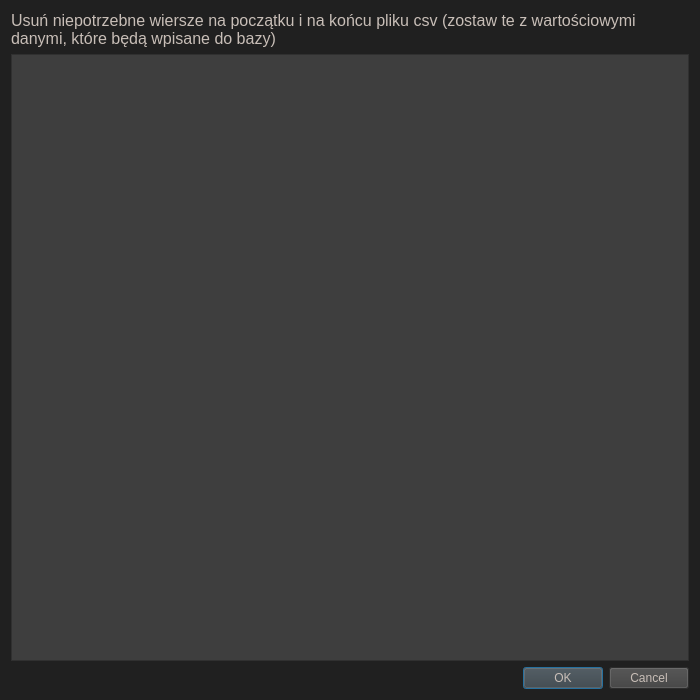
Above: ui/modify_csv.ui from zuzmej/Wydatkoinator before the change. Below: the same form after it.
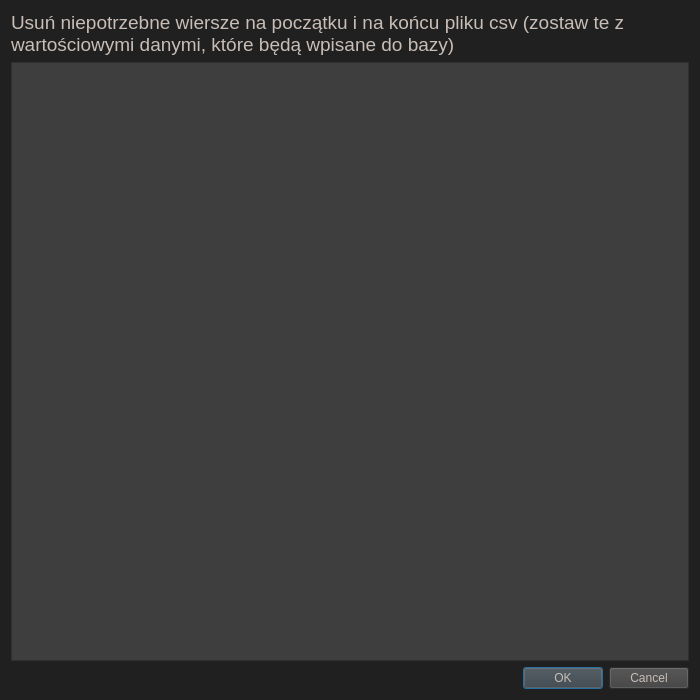
That is the form after the change.

Commit message: dodanie walidatorow w choose_columns; poprawienie ui w modify_csv

What changed in the file:
```diff
--- a/ui/modify_csv.ui
+++ b/ui/modify_csv.ui
@@ -23,6 +23,10 @@
 	background-color: #3e3e3e
 }
 
+QScrollBar {
+	background-color: #3e3e3e
+}
+
 QDialogButtonBox QPushButton {
 	background-color: #3e3e3e;
 	color: #c8beb7
@@ -33,7 +37,7 @@
     <widget class="QLabel" name="label">
      <property name="font">
       <font>
-       <pointsize>12</pointsize>
+       <pointsize>14</pointsize>
       </font>
      </property>
      <property name="text">
```
The commit also changes 2 other files.
